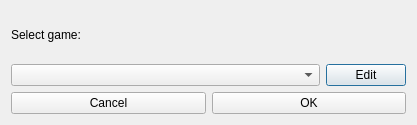
First picture: the form in src/tools/lmteditor/window_selectgame.ui, repository BSOD-Games/lifeEngine, before the edit.
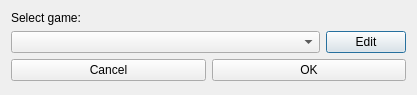
Second picture: the form after the edit. Icons and pictures are not drawn.

```diff
--- a/src/tools/lmteditor/window_selectgame.ui
+++ b/src/tools/lmteditor/window_selectgame.ui
@@ -7,19 +7,19 @@
     <x>0</x>
     <y>0</y>
     <width>417</width>
-    <height>125</height>
+    <height>95</height>
    </rect>
   </property>
   <property name="minimumSize">
    <size>
     <width>417</width>
-    <height>125</height>
+    <height>95</height>
    </size>
   </property>
   <property name="maximumSize">
    <size>
     <width>417</width>
-    <height>125</height>
+    <height>95</height>
    </size>
   </property>
   <property name="windowTitle">
@@ -28,6 +28,12 @@
   <layout class="QVBoxLayout" name="verticalLayout">
    <item>
     <widget class="QLabel" name="label_selectGame">
+     <property name="sizePolicy">
+      <sizepolicy hsizetype="Preferred" vsizetype="Maximum">
+       <horstretch>0</horstretch>
+       <verstretch>0</verstretch>
+      </sizepolicy>
+     </property>
      <property name="text">
       <string>Select game:</string>
      </property>
@@ -47,6 +53,12 @@
      </item>
      <item>
       <widget class="QPushButton" name="pushButton_editGames">
+       <property name="sizePolicy">
+        <sizepolicy hsizetype="Minimum" vsizetype="Fixed">
+         <horstretch>0</horstretch>
+         <verstretch>0</verstretch>
+        </sizepolicy>
+       </property>
        <property name="text">
         <string>Edit</string>
        </property>
```
Left out of the diff: 8 changed lines with no effect on the pictures.
